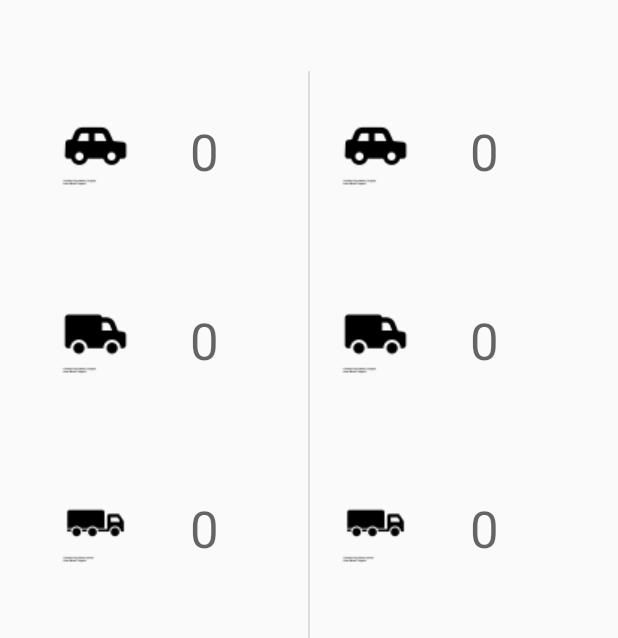
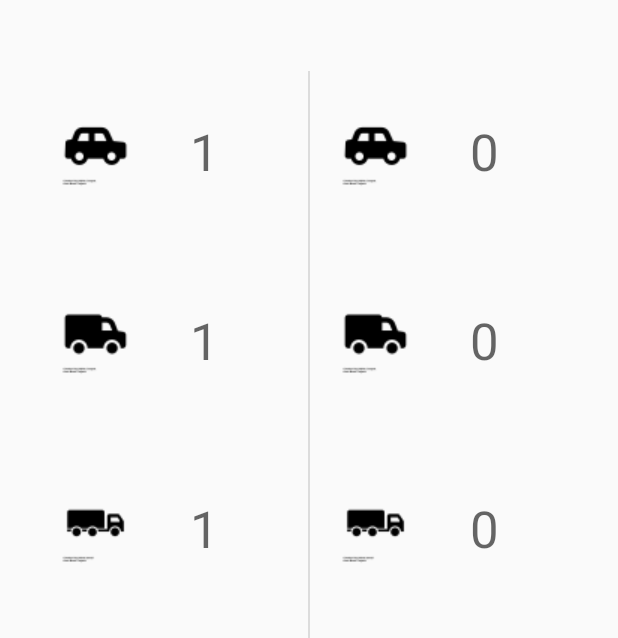
Before and after one commit to hudikm/TrafficCounterDemo, an Android app: the screen it shows after launch (MainActivity), after a tap on "+1 TRUCK", on a phone screen of 412 x 824 dp. Shown: the top 638 px of the screen. Run offline under Robolectric (Android 15) with nearby library versions, the phone set to English and light mode, and no system bars; 2 other taps on this screen came first.

Commit message:
1.0 Basic functionality

```diff
--- a/app/src/main/java/sk/uniza/trafficcounterdemo/MainActivity.java
+++ b/app/src/main/java/sk/uniza/trafficcounterdemo/MainActivity.java
@@ -11,14 +11,82 @@ import androidx.appcompat.widget.Toolbar;
 import android.view.View;
 import android.view.Menu;
 import android.view.MenuItem;
+import android.widget.TextView;
 
 public class MainActivity extends AppCompatActivity {
+
+    // No. of cars going in up lane
+    private Integer carUp = 0;
+
+    // No. of vans going in up lane
+    private Integer vanUp = 0;
+
+    // No. of trucks going in up lane
+    private Integer truckUp = 0;
+
+    // No. of cars going in down lane
+    private Integer carDown = 0;
+
+    // No. of vans going in down lane
+    private Integer vanDown = 0;
+
+    // No. of trucks going in down lane
+    private Integer truckDown = 0;
+
+    private TextView laneUpCat1;
+    private TextView laneUpCat2;
+    private TextView laneUpCat3;
+    private TextView laneDownCat1;
+    private TextView laneDownCat2;
+    private TextView laneDownCat3;
 
     @Override
     protected void onCreate(Bundle savedInstanceState) {
         super.onCreate(savedInstanceState);
         setContentView(R.layout.activity_main);
+        laneUpCat1 = findViewById(R.id.laneUpCat1);
+        laneUpCat2 = findViewById(R.id.laneUpCat2);
+        laneUpCat3 = findViewById(R.id.laneUpCat3);
+
+        laneDownCat1 = findViewById(R.id.laneDownCat1);
+        laneDownCat2 = findViewById(R.id.laneDownCat2);
+        laneDownCat3 = findViewById(R.id.laneDownCat3);
     }
 
 
+    public void onBtnClick(View btn) {
+
+        switch (btn.getId()) {
+            case R.id.carDownBtn:
+                carDown++;
+                break;
+            case R.id.vanDownBtn:
+                vanDown++;
+                break;
+            case R.id.truckDownBtn:
+                truckDown++;
+                break;
+            case R.id.carUpBtn:
+                carUp++;
+                break;
+            case R.id.vanUpBtn:
+                vanUp++;
+                break;
+            case R.id.truckUpBtn:
+                truckUp++;
+                break;
+        }
+        updateUi();
+    }
+
+    private void updateUi() {
+        laneDownCat1.setText(carDown.toString());
+        laneDownCat2.setText(vanDown.toString());
+        laneDownCat3.setText(truckDown.toString());
+
+        laneUpCat1.setText(carUp.toString());
+        laneUpCat2.setText(vanUp.toString());
+        laneUpCat3.setText(truckUp.toString());
+    }
+
 }
```
